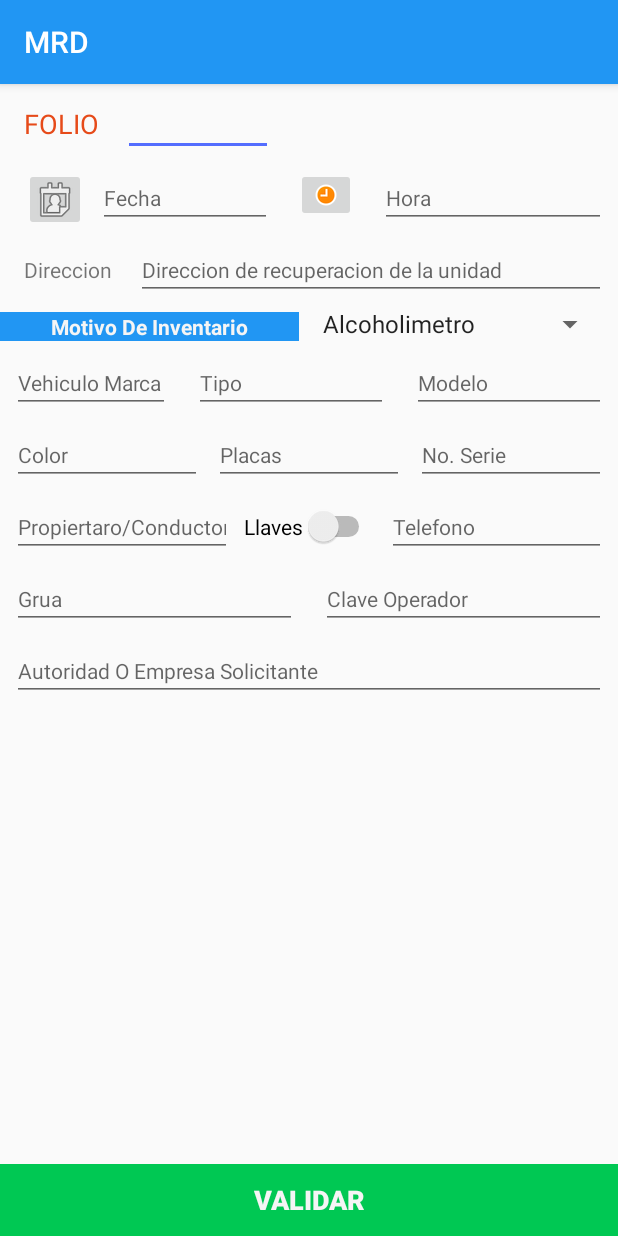
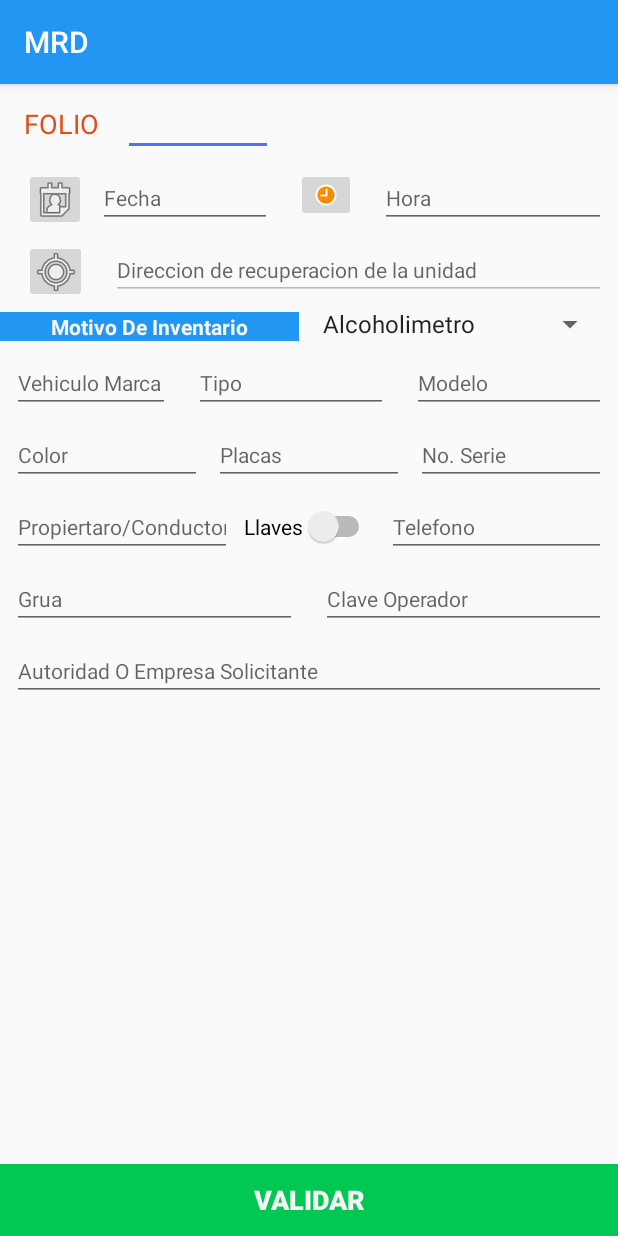
Before and after one commit to SupeerTuX/MRD, an Android app: the ClienteActivity screen opened directly, with no data from a screen before it, on a phone screen of 412 x 824 dp. Run offline under Robolectric (Android 15) with nearby library versions, the phone set to English and light mode, and no system bars.

Commit message:
Funcion GPS
Agregada la activity para captura de coordenadas y direccion de caller a travez de geocoder

```diff
--- a/app/build.gradle
+++ b/app/build.gradle
@@ -23,11 +23,16 @@ dependencies {
     implementation fileTree(dir: 'libs', include: ['*.jar'])
     implementation 'androidx.appcompat:appcompat:1.1.0'
     implementation 'androidx.constraintlayout:constraintlayout:1.1.3'
+    implementation 'com.squareup.retrofit2:retrofit:2.2.0'
+    implementation 'com.squareup.retrofit2:converter-gson:2.2.0'
     implementation files('libs/btsdk.jar')
     implementation files('libs/PhotoUtil.jar')
+    implementation 'com.google.android.gms:play-services-maps:17.0.0'
+    implementation 'androidx.legacy:legacy-support-v4:1.0.0'
     testImplementation 'junit:junit:4.12'
     androidTestImplementation 'androidx.test.ext:junit:1.1.1'
     androidTestImplementation 'androidx.test.espresso:espresso-core:3.2.0'
     implementation 'androidx.recyclerview:recyclerview:1.1.0'
     implementation 'androidx.cardview:cardview:1.0.0'
+    implementation 'com.google.android.material:material:1.0.0'
 }
--- a/app/src/main/java/com/example/mrd/Activities/ClienteActivity.java
+++ b/app/src/main/java/com/example/mrd/Activities/ClienteActivity.java
@@ -1,5 +1,6 @@
 package com.example.mrd.Activities;
 
+import androidx.annotation.Nullable;
 import androidx.appcompat.app.AppCompatActivity;
 
 import android.app.Activity;
@@ -29,6 +30,7 @@ public class ClienteActivity extends AppCompatActivity {
     private Button btnValidar;
     private ImageButton ibtnDate;
     private ImageButton ibtnTime;
+    private ImageButton ibtnGPS;
 
     private EditText etFolio;
     private EditText etDate;
@@ -54,6 +56,7 @@ public class ClienteActivity extends AppCompatActivity {
     private static final String CERO = "0";
     private static final String BARRA = "/";
     private static final String DOS_PUNTOS = ":";
+    private static final int CODE_GPS = 11;
 
     //Calendario para obtener fecha & hora
     public final Calendar c = Calendar.getInstance();
@@ -77,6 +80,7 @@ public class ClienteActivity extends AppCompatActivity {
         btnValidar = findViewById(R.id.buttonValidar);
         ibtnDate = findViewById(R.id.imageButtonDate);
         ibtnTime = findViewById(R.id.imageButtonTime);
+        ibtnGPS =findViewById(R.id.imageButtonGps);
 
         etFolio = findViewById(R.id.editTextFolio);
         etDate = findViewById(R.id.editTextDate);
@@ -155,7 +159,6 @@ public class ClienteActivity extends AppCompatActivity {
 
             }
         });
-
         //Evento captura de la hora
         ibtnTime.setOnClickListener(new View.OnClickListener() {
             @Override
@@ -163,7 +166,14 @@ public class ClienteActivity extends AppCompatActivity {
                 obtenerHora();
             }
         });
-
+        //Evento obtener las coordenadas del gps
+        ibtnGPS.setOnClickListener(new View.OnClickListener() {
+            @Override
+            public void onClick(View v) {
+                Intent intent = new Intent(ClienteActivity.this, MapsActivity.class);
+                startActivityForResult(intent, CODE_GPS);
+            }
+        });
 
     }
 
@@ -216,4 +226,18 @@ public class ClienteActivity extends AppCompatActivity {
 
         recogerHora.show();
     }
+
+    @Override
+    protected void onActivityResult(int requestCode, int resultCode, @Nullable Intent data) {
+        super.onActivityResult(requestCode, resultCode, data);
+
+        if (requestCode == CODE_GPS){
+            if(data != null){
+                Bundle extras = data.getExtras();
+                String direccion = extras.getString("direccion");
+                etDireccion.setText(direccion);
+            }
+        }
+
+    }
 }
--- a/app/src/main/java/com/example/mrd/Activities/ReporteActivity.java
+++ b/app/src/main/java/com/example/mrd/Activities/ReporteActivity.java
@@ -62,7 +62,7 @@ public class ReporteActivity extends AppCompatActivity {
         ibtnTrasera = findViewById(R.id.imageButtonTrasera);
         ibtnLado1 = findViewById(R.id.imageButtonLado1);
         ibtnLado2 = findViewById(R.id.imageButtonLado2);
-        btnGuardar = findViewById(R.id.buttonValidar);
+        btnGuardar = findViewById(R.id.buttonGuardar);
 
 
 
@@ -126,8 +126,6 @@ public class ReporteActivity extends AppCompatActivity {
                 finish();
             }
         });
-
-
 
     }
 
--- a/app/src/main/res/layout/activity_cliente.xml
+++ b/app/src/main/res/layout/activity_cliente.xml
@@ -29,29 +29,20 @@
         app:layout_constraintStart_toEndOf="@+id/textView"
         app:layout_constraintTop_toTopOf="parent" />
 
-    <TextView
-        android:id="@+id/textView3"
-        android:layout_width="wrap_content"
-        android:layout_height="wrap_content"
-        android:layout_marginStart="16dp"
-        android:text="Direccion"
-        app:layout_constraintBaseline_toBaselineOf="@+id/editTextDireccion"
-        app:layout_constraintStart_toStartOf="parent" />
-
     <EditText
         android:id="@+id/editTextDireccion"
         android:layout_width="0dp"
         android:layout_height="wrap_content"
-        android:layout_marginStart="16dp"
+        android:layout_marginStart="8dp"
         android:layout_marginTop="8dp"
         android:layout_marginEnd="8dp"
         android:ems="10"
         android:hint="Direccion de recuperacion de la unidad"
+        android:enabled="false"
         android:inputType="textPersonName"
         android:textSize="14sp"
         app:layout_constraintEnd_toEndOf="parent"
-        app:layout_constraintHorizontal_bias="0.0"
-        app:layout_constraintStart_toEndOf="@+id/textView3"
+        app:layout_constraintStart_toEndOf="@+id/imageButtonGps"
         app:layout_constraintTop_toBottomOf="@+id/editTextDate" />
 
     <ImageButton
@@ -72,6 +63,7 @@
         android:layout_marginTop="8dp"
         android:ems="10"
         android:hint="Fecha"
+        android:enabled="true"
         android:inputType="date"
         android:textSize="14sp"
         app:layout_constraintStart_toEndOf="@+id/imageButtonDate"
@@ -96,6 +88,7 @@
         android:layout_marginEnd="8dp"
         android:ems="10"
         android:hint="Hora"
+        android:enabled="true"
         android:inputType="time"
         android:textSize="14sp"
         app:layout_constraintEnd_toEndOf="parent"
@@ -134,7 +127,7 @@
         android:layout_marginTop="8dp"
         android:ems="10"
         android:hint="Vehiculo Marca"
-        android:inputType="textPersonName"
+        android:inputType="textCapWords"
         android:textSize="14sp"
         app:layout_constraintStart_toStartOf="parent"
         app:layout_constraintTop_toBottomOf="@+id/textViewInventario" />
@@ -147,7 +140,7 @@
         android:layout_marginEnd="8dp"
         android:ems="10"
         android:hint="Tipo"
-        android:inputType="textPersonName"
+        android:inputType="textCapWords"
         android:textSize="14sp"
         app:layout_constraintBaseline_toBaselineOf="@+id/editTextVehiculoMarca"
         app:layout_constraintEnd_toStartOf="@+id/editTextVehiculoModelo"
@@ -161,7 +154,7 @@
         android:layout_marginEnd="8dp"
         android:ems="10"
         android:hint="Modelo"
-        android:inputType="textPersonName"
+        android:inputType="number"
         android:textSize="14sp"
         app:layout_constraintBaseline_toBaselineOf="@+id/editTextVehiculoTipo"
         app:layout_constraintEnd_toEndOf="parent"
@@ -175,7 +168,7 @@
         android:layout_marginTop="8dp"
         android:ems="10"
         android:hint="Color"
-        android:inputType="textPersonName"
+        android:inputType="textCapWords"
         android:textSize="14sp"
         app:layout_constraintEnd_toStartOf="@+id/editTextPlacas"
         app:layout_constraintStart_toStartOf="parent"
@@ -188,7 +181,7 @@
         android:layout_marginStart="8dp"
         android:ems="10"
         android:hint="Placas"
-        android:inputType="textPersonName"
+        android:inputType="textCapCharacters"
         android:textSize="14sp"
         app:layout_constraintBaseline_toBaselineOf="@+id/editTextVehiculoColor"
         app:layout_constraintEnd_toStartOf="@+id/editTextSerie"
@@ -202,7 +195,7 @@
         android:layout_marginEnd="8dp"
         android:ems="10"
         android:hint="No. Serie"
-        android:inputType="textPersonName"
+        android:inputType="textCapCharacters"
         android:textSize="14sp"
         app:layout_constraintBaseline_toBaselineOf="@+id/editTextPlacas"
         app:layout_constraintEnd_toEndOf="parent"
@@ -217,7 +210,7 @@
         android:layout_marginEnd="8dp"
         android:ems="10"
         android:hint="Propiertaro/Conductor"
-        android:inputType="textPersonName"
+        android:inputType="textCapWords"
         android:textSize="14sp"
         app:layout_constraintEnd_toStartOf="@+id/switchLLaves"
         app:layout_constraintStart_toStartOf="parent"
@@ -255,7 +248,7 @@
         android:layout_marginEnd="8dp"
         android:ems="10"
         android:hint="Grua"
-        android:inputType="textPersonName"
+        android:inputType="textCapCharacters"
         android:textSize="14sp"
         app:layout_constraintEnd_toStartOf="@+id/editTextClave"
         app:layout_constraintStart_toStartOf="parent"
@@ -269,7 +262,7 @@
         android:layout_marginEnd="8dp"
         android:ems="10"
         android:hint="Clave Operador"
-        android:inputType="textPersonName"
+        android:inputType="textCapCharacters"
         android:textSize="14sp"
         app:layout_constraintBaseline_toBaselineOf="@+id/editTextGrua"
         app:layout_constraintEnd_toEndOf="parent"
@@ -284,7 +277,7 @@
         android:layout_marginEnd="8dp"
         android:ems="10"
         android:hint="Autoridad O Empresa Solicitante"
-        android:inputType="textPersonName"
+        android:inputType="textCapSentences"
         android:textSize="14sp"
         app:layout_constraintEnd_toEndOf="parent"
         app:layout_constraintStart_toStartOf="parent"
@@ -304,4 +297,18 @@
         app:layout_constraintEnd_toEndOf="parent"
         app:layout_constraintStart_toStartOf="parent" />
 
+    <ImageButton
+        android:id="@+id/imageButtonGps"
+        android:layout_width="42dp"
+        android:layout_height="42dp"
+        android:layout_marginStart="16dp"
+        android:layout_marginTop="8dp"
+        android:layout_marginEnd="8dp"
+        android:scaleType="center"
+        app:layout_constraintEnd_toStartOf="@+id/editTextDireccion"
+        app:layout_constraintHorizontal_bias="0.046"
+        app:layout_constraintStart_toStartOf="parent"
+        app:layout_constraintTop_toBottomOf="@+id/editTextDate"
+        app:srcCompat="@android:drawable/ic_menu_mylocation" />
+
 </androidx.constraintlayout.widget.ConstraintLayout>
--- a/app/src/main/res/values/strings.xml
+++ b/app/src/main/res/values/strings.xml
@@ -153,9 +153,6 @@
     <string name="version">TuXDevelop Version: Beta 0.9.1</string>
 
 
-
-
-
     <string-array name="inventario_array">
         <item>Alcoholimetro</item>
         <item>Asistencia</item>
@@ -189,5 +186,6 @@
         <item></item>
         <item>MOTIVO DE INVENTARIO</item>
     </string-array>
+    <string name="title_activity_maps">Map</string>
 
 </resources>
```
Also changed, not shown: app/src/debug/res/values/google_maps_api.xml (added, +24 -0 lines), app/src/main/AndroidManifest.xml (+32 -7 lines), app/src/main/java/com/example/mrd/Activities/CapturaActivity.java (+10 -13 lines), app/src/main/java/com/example/mrd/Activities/MapsActivity.java (added, +236 -0 lines), app/src/main/java/com/example/mrd/Fragments/WelcomeFragment.java (added, +29 -0 lines), app/src/main/res/layout/activity_maps.xml (added, +47 -0 lines), app/src/main/res/layout/fragment_welcom.xml (added, +14 -0 lines), 1 other file.
